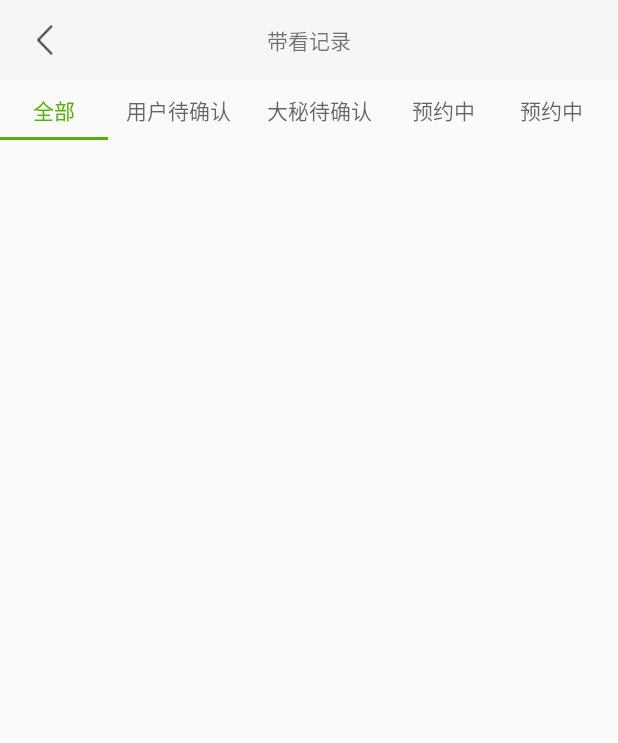
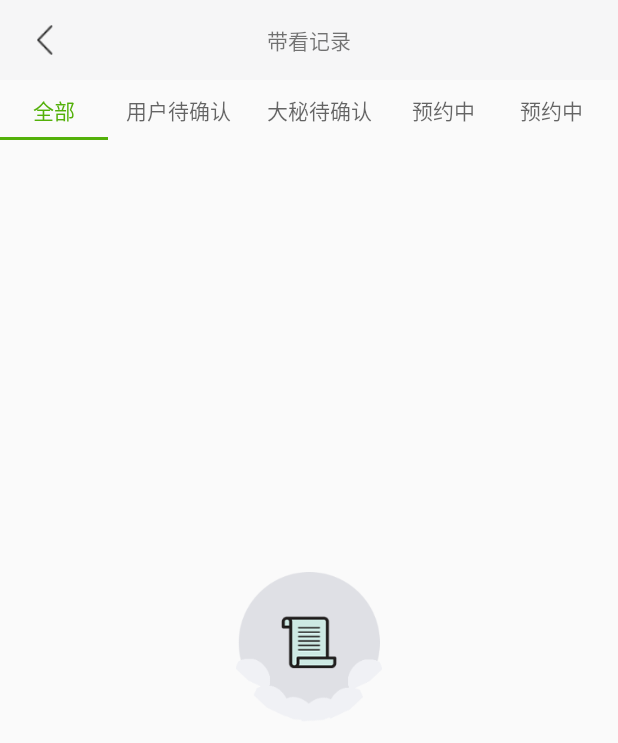
Before and after one commit to fushuangdage/ZG, an Android app: the TakeLookListActivity screen opened directly, with no data from a screen before it, on a phone screen of 412 x 824 dp. Shown: the top 743 px of the screen. Run offline under Robolectric (Android 15) with nearby library versions, the phone set to English and light mode, and no system bars; our stand-ins replace ButterKnife, EventBus, RxJava; libraries missing offline, so code that uses them is left out: com.scwang.smartrefresh; plain views replace SmartRefreshLayout; pictures from the network do not load; 3 statements that could not run were skipped.

Commit message:
1.29 带看记录页面无数据占位图

```diff
--- a/app/src/main/java/com/example/admin/zgapplication/base/BaseActivity.java
+++ b/app/src/main/java/com/example/admin/zgapplication/base/BaseActivity.java
@@ -10,16 +10,21 @@ import android.support.annotation.LayoutRes;
 import android.support.annotation.Nullable;
 import android.support.v7.app.ActionBar;
 import android.support.v7.app.AppCompatActivity;
+import android.support.v7.widget.RecyclerView;
 import android.support.v7.widget.Toolbar;
 import android.view.LayoutInflater;
 import android.view.View;
 import android.view.Window;
 import android.view.WindowManager;
 import android.view.inputmethod.InputMethodManager;
+import android.widget.ImageView;
+import android.widget.TextView;
 import android.widget.Toast;
 
+import com.example.admin.zgapplication.R;
 import com.example.admin.zgapplication.mvp.module.BaseResponse;
 import com.example.admin.zgapplication.retrofit.rx.BaseObserver;
+import com.example.admin.zgapplication.ui.adapter.ZhyBaseRecycleAdapter.wrapper.EmptyWrapper;
 import com.example.admin.zgapplication.utils.AppManager;
 import com.example.admin.zgapplication.utils.dialog.LoadingDialog;
 import com.example.admin.zgapplication.utils.system.SystemBarTintManager;
@@ -256,6 +261,14 @@ public abstract class BaseActivity extends AppCompatActivity {
         }
     }
 
+    public void initEmptyView(EmptyWrapper adapter, String s, RecyclerView recyclerView) {
+        View empty_view = LayoutInflater.from(mActivity).inflate(R.layout.view_empty, recyclerView, false);
+        ImageView imageView = (ImageView) empty_view.findViewById(R.id.img_error_layout);
+        TextView textView = (TextView) empty_view.findViewById(R.id.tv_error_layout);
+        textView.setText(s);
+        adapter.setEmptyView(empty_view);
+    }
+
     protected ActionBar getToolbar() {
         return getSupportActionBar();
     }
--- a/app/src/main/java/com/example/admin/zgapplication/ui/activity/ChooseAgentActivity.java
+++ b/app/src/main/java/com/example/admin/zgapplication/ui/activity/ChooseAgentActivity.java
@@ -138,7 +138,6 @@ public class ChooseAgentActivity extends BaseActivity {
                 });
             }
         };
-
         recyclerView.setLayoutManager(new LinearLayoutManager(mActivity));
         recyclerView.setAdapter(adapter);
     }
--- a/app/src/main/java/com/example/admin/zgapplication/ui/activity/TakeLookListActivity.java
+++ b/app/src/main/java/com/example/admin/zgapplication/ui/activity/TakeLookListActivity.java
@@ -20,6 +20,7 @@ import com.example.admin.zgapplication.retrofit.rx.RxScheduler;
 import com.example.admin.zgapplication.ui.adapter.ZhyBaseRecycleAdapter.CommonAdapter;
 import com.example.admin.zgapplication.ui.adapter.ZhyBaseRecycleAdapter.MultiItemTypeAdapter;
 import com.example.admin.zgapplication.ui.adapter.ZhyBaseRecycleAdapter.base.ViewHolder;
+import com.example.admin.zgapplication.ui.adapter.ZhyBaseRecycleAdapter.wrapper.EmptyWrapper;
 import com.example.admin.zgapplication.utils.date.TimeUtil;
 import com.scwang.smartrefresh.layout.api.RefreshLayout;
 import com.scwang.smartrefresh.layout.listener.OnLoadmoreListener;
@@ -45,7 +46,7 @@ public class TakeLookListActivity extends BaseActivity {
     private ArrayList<TakeLookListResponse.DataBean.ListBean> data = new ArrayList<>();
     public Integer currentPager = 1;
     public Integer status = 1;
-    private CommonAdapter<TakeLookListResponse.DataBean.ListBean> adapter;
+    private EmptyWrapper<TakeLookListResponse.DataBean.ListBean> adapter;
 
     @Override
     public int setLayout() {
@@ -91,7 +92,7 @@ public class TakeLookListActivity extends BaseActivity {
 
         recyclerView.setLayoutManager(new LinearLayoutManager(this));
         //                ((TextView) holder.getView(R.id.tv_friend_pay)).setText("取消带看");
-        adapter = new CommonAdapter<TakeLookListResponse.DataBean.ListBean>(this, R.layout.item_order_list, data) {
+        adapter = new EmptyWrapper<>(new CommonAdapter<TakeLookListResponse.DataBean.ListBean>(this, R.layout.item_order_list, data) {
             @Override
             protected void convert(ViewHolder holder, TakeLookListResponse.DataBean.ListBean bean, int position) {
 
@@ -149,7 +150,10 @@ public class TakeLookListActivity extends BaseActivity {
 //                ((TextView) holder.getView(R.id.tv_friend_pay)).setText("取消带看");
 
             }
-        };
+        });
+
+        initEmptyView(adapter,"",recyclerView);
+
         adapter.setOnItemClickListener(new MultiItemTypeAdapter.OnItemClickListener() {
             @Override
             public void onItemClick(View view, RecyclerView.ViewHolder holder, int position) {
@@ -166,6 +170,9 @@ public class TakeLookListActivity extends BaseActivity {
         recyclerView.setAdapter(adapter);
         tv_title.setText("带看记录");
     }
+
+
+
 
     private void showThreeTag(TakeLookListResponse.DataBean.ListBean bean, LinearLayout ll_tag_container) {
         for (int i = 0; i < 3 && bean.getHouse_label() != null && bean.getHouse_label().size() > i; i++) {
--- a/app/src/main/java/com/example/admin/zgapplication/ui/adapter/ZhyBaseRecycleAdapter/CommonAdapter.java
+++ b/app/src/main/java/com/example/admin/zgapplication/ui/adapter/ZhyBaseRecycleAdapter/CommonAdapter.java
@@ -48,6 +48,7 @@ public abstract class CommonAdapter<T> extends MultiItemTypeAdapter<T>
         });
     }
 
+
     protected abstract void convert(ViewHolder holder, T t, int position);
 
 
--- a/app/src/main/java/com/example/admin/zgapplication/ui/adapter/ZhyBaseRecycleAdapter/wrapper/EmptyWrapper.java
+++ b/app/src/main/java/com/example/admin/zgapplication/ui/adapter/ZhyBaseRecycleAdapter/wrapper/EmptyWrapper.java
@@ -5,6 +5,8 @@ import android.support.v7.widget.RecyclerView;
 import android.view.View;
 import android.view.ViewGroup;
 
+import com.example.admin.zgapplication.ui.adapter.ZhyBaseRecycleAdapter.CommonAdapter;
+import com.example.admin.zgapplication.ui.adapter.ZhyBaseRecycleAdapter.MultiItemTypeAdapter;
 import com.example.admin.zgapplication.ui.adapter.ZhyBaseRecycleAdapter.base.ViewHolder;
 import com.example.admin.zgapplication.ui.adapter.ZhyBaseRecycleAdapter.utils.WrapperUtils;
 
@@ -16,12 +18,12 @@ public class EmptyWrapper<T> extends RecyclerView.Adapter<RecyclerView.ViewHolde
 {
     public static final int ITEM_TYPE_EMPTY = Integer.MAX_VALUE - 1;
 
-    private RecyclerView.Adapter mInnerAdapter;
+    private CommonAdapter mInnerAdapter;
     private View mEmptyView;
     private int mEmptyLayoutId;
 
 
-    public EmptyWrapper(RecyclerView.Adapter adapter)
+    public EmptyWrapper(CommonAdapter adapter)
     {
         mInnerAdapter = adapter;
     }
@@ -29,6 +31,11 @@ public class EmptyWrapper<T> extends RecyclerView.Adapter<RecyclerView.ViewHolde
     private boolean isEmpty()
     {
         return (mEmptyView != null || mEmptyLayoutId != 0) && mInnerAdapter.getItemCount() == 0;
+    }
+
+
+    public CommonAdapter getmInnerAdapter() {
+        return mInnerAdapter;
     }
 
     @Override
@@ -100,7 +107,7 @@ public class EmptyWrapper<T> extends RecyclerView.Adapter<RecyclerView.ViewHolde
         {
             return;
         }
-        mInnerAdapter.onBindViewHolder(holder, position);
+        mInnerAdapter.onBindViewHolder((ViewHolder) holder, position);
     }
 
     @Override
@@ -122,4 +129,7 @@ public class EmptyWrapper<T> extends RecyclerView.Adapter<RecyclerView.ViewHolde
         mEmptyLayoutId = layoutId;
     }
 
+    public void setOnItemClickListener(MultiItemTypeAdapter.OnItemClickListener clickListener) {
+        mInnerAdapter.setOnItemClickListener(clickListener);
+    }
 }
--- /dev/null
+++ b/app/src/main/res/layout/view_empty.xml
@@ -0,0 +1,34 @@
+<LinearLayout xmlns:android="http://schemas.android.com/apk/res/android"
+    android:layout_width="match_parent"
+    android:layout_height="match_parent"
+    android:gravity="center"
+    android:orientation="vertical">
+
+    <RelativeLayout
+        android:layout_width="wrap_content"
+        android:layout_height="wrap_content"
+        android:layout_gravity="center_horizontal">
+
+        <ImageView
+            android:id="@+id/img_error_layout"
+            android:layout_width="100dp"
+            android:layout_height="100dp"
+            android:contentDescription="@null"
+            android:visibility="visible"
+            android:src="@drawable/no_order"/>
+
+
+    </RelativeLayout>
+
+    <TextView
+        android:id="@+id/tv_error_layout"
+        android:layout_width="wrap_content"
+        android:layout_height="wrap_content"
+        android:layout_gravity="center_horizontal"
+        android:layout_marginTop="10.0dip"
+        android:gravity="center"
+        android:lines="2"
+        android:text="暂无数据"
+        android:textColor="@android:color/darker_gray"
+        android:textSize="17sp" />
+</LinearLayout>
```
Also changed, not shown: app/src/main/java/com/example/admin/zgapplication/retrofit/rx/FinishLoadConsumer.java (+8 -16 lines), app/src/main/res/drawable-xhdpi/no_chat.png (added), app/src/main/res/drawable-xhdpi/no_crab.png (added), app/src/main/res/drawable-xhdpi/no_house.png (added), app/src/main/res/drawable-xhdpi/no_netword.png (added), app/src/main/res/drawable-xhdpi/no_order.png (added), app/src/main/res/drawable-xhdpi/no_takelook.png (added), app/src/main/res/drawable-xhdpi/no_user.png (added).
